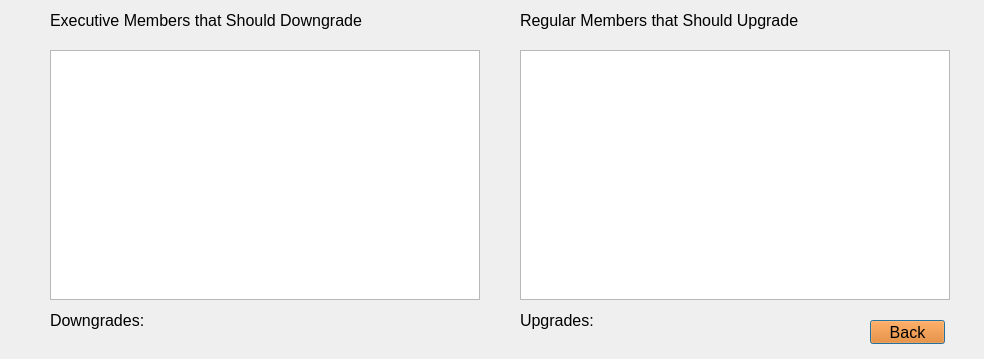
First picture: the form in memberupgrade.ui, repository max9001/Bulk-Club-Project, before the edit.
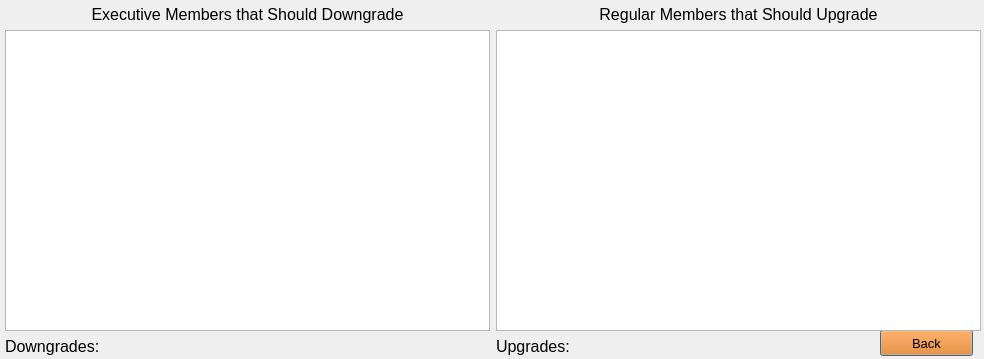
Second picture: the form after the edit.

```diff
--- a/memberupgrade.ui
+++ b/memberupgrade.ui
@@ -16,15 +16,15 @@
   <widget class="QPushButton" name="cancelButton">
    <property name="geometry">
     <rect>
-     <x>870</x>
-     <y>320</y>
-     <width>75</width>
-     <height>24</height>
+     <x>880</x>
+     <y>330</y>
+     <width>93</width>
+     <height>26</height>
     </rect>
    </property>
    <property name="font">
     <font>
-     <pointsize>12</pointsize>
+     <pointsize>10</pointsize>
     </font>
    </property>
    <property name="styleSheet">
@@ -34,35 +34,32 @@
     <string>Back</string>
    </property>
   </widget>
-  <widget class="QTableView" name="tableView">
+  <widget class="QWidget" name="horizontalLayoutWidget">
    <property name="geometry">
     <rect>
-     <x>50</x>
-     <y>50</y>
-     <width>430</width>
-     <height>250</height>
+     <x>0</x>
+     <y>0</y>
+     <width>991</width>
+     <height>361</height>
     </rect>
    </property>
-  </widget>
-  <widget class="QTableView" name="tableView_2">
-   <property name="geometry">
-    <rect>
-     <x>520</x>
-     <y>50</y>
-     <width>430</width>
-     <height>250</height>
-    </rect>
-   </property>
-  </widget>
+   <layout class="QHBoxLayout" name="memberLayout">
+    <property name="leftMargin">
+     <number>5</number>
+    </property>
+    <property name="topMargin">
+     <number>5</number>
+    </property>
+    <property name="rightMargin">
+     <number>10</number>
+    </property>
+    <property name="bottomMargin">
+     <number>5</number>
+    </property>
+    <item>
+     <layout class="QVBoxLayout" name="downgradeLayout">
+      <item>
   <widget class="QLabel" name="label">
-   <property name="geometry">
-    <rect>
-     <x>50</x>
-     <y>10</y>
-     <width>341</width>
-     <height>21</height>
-    </rect>
-   </property>
    <property name="font">
     <font>
      <pointsize>12</pointsize>
@@ -71,16 +68,32 @@
    <property name="text">
     <string>Executive Members that Should Downgrade</string>
    </property>
-  </widget>
+        <property name="alignment">
+         <set>Qt::AlignCenter</set>
+        </property>
+       </widget>
+      </item>
+      <item>
+       <widget class="QTableView" name="tableView"/>
+      </item>
+      <item>
+       <widget class="QLabel" name="downgradeLabel">
+        <property name="font">
+         <font>
+          <pointsize>12</pointsize>
+         </font>
+        </property>
+        <property name="text">
+         <string>Downgrades: </string>
+        </property>
+       </widget>
+      </item>
+     </layout>
+    </item>
+    <item>
+     <layout class="QVBoxLayout" name="upgradeLayout">
+      <item>
   <widget class="QLabel" name="label_2">
-   <property name="geometry">
-    <rect>
-     <x>520</x>
-     <y>10</y>
-     <width>281</width>
-     <height>21</height>
-    </rect>
-   </property>
    <property name="font">
     <font>
      <pointsize>12</pointsize>
@@ -89,16 +102,16 @@
    <property name="text">
     <string>Regular Members that Should Upgrade</string>
    </property>
-  </widget>
+        <property name="alignment">
+         <set>Qt::AlignCenter</set>
+        </property>
+       </widget>
+      </item>
+      <item>
+       <widget class="QTableView" name="tableView_2"/>
+      </item>
+      <item>
   <widget class="QLabel" name="upgradeLabel">
-   <property name="geometry">
-    <rect>
-     <x>520</x>
-     <y>310</y>
-     <width>211</width>
-     <height>21</height>
-    </rect>
-   </property>
    <property name="font">
     <font>
      <pointsize>12</pointsize>
@@ -108,23 +121,10 @@
     <string>Upgrades: </string>
    </property>
   </widget>
-  <widget class="QLabel" name="downgradeLabel">
-   <property name="geometry">
-    <rect>
-     <x>50</x>
-     <y>310</y>
-     <width>301</width>
-     <height>21</height>
-    </rect>
-   </property>
-   <property name="font">
-    <font>
-     <pointsize>12</pointsize>
-    </font>
-   </property>
-   <property name="text">
-    <string>Downgrades: </string>
-   </property>
+      </item>
+     </layout>
+    </item>
+   </layout>
   </widget>
  </widget>
  <resources/>
```
Lines whose indentation alone changed are shown as unchanged.
